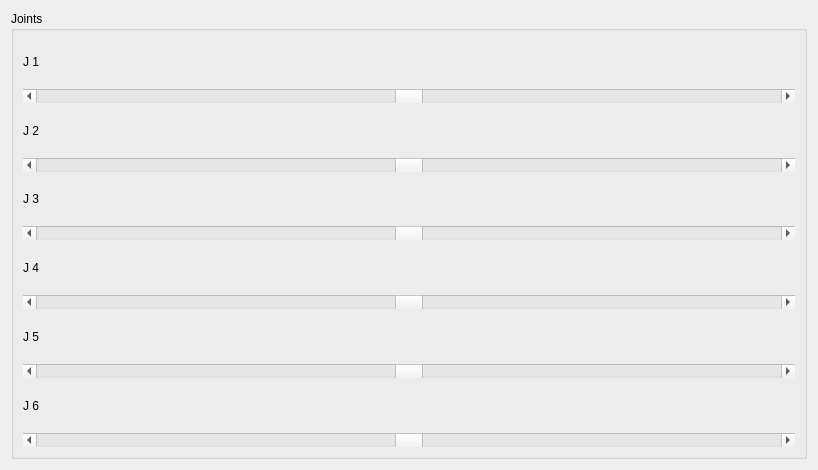
Above: controlswidget.ui from Alex20129/robot_gles before the change. Below: the same form after it.
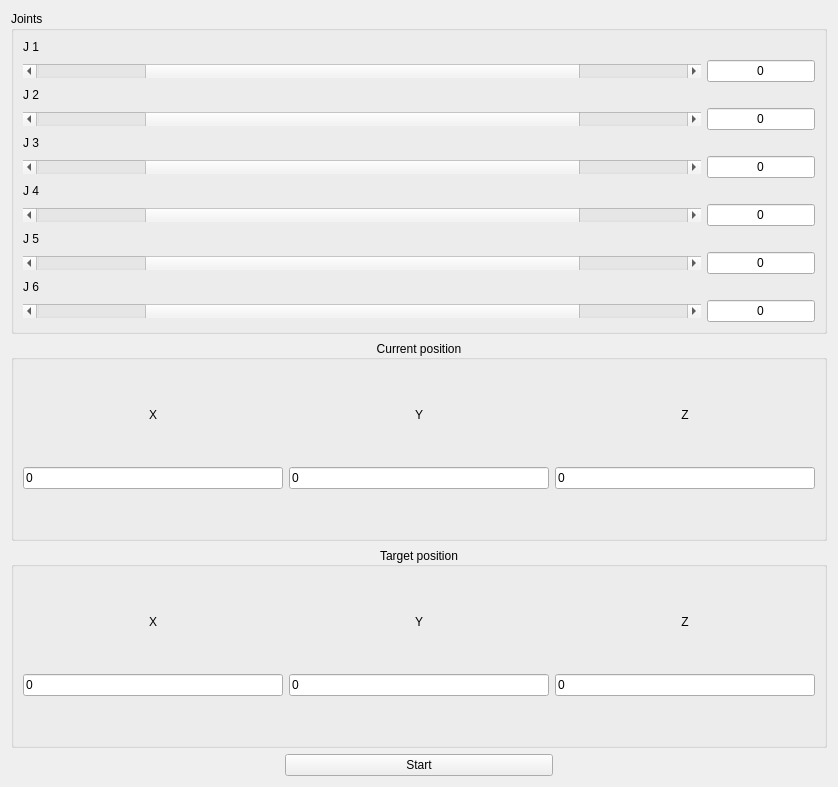
That is the form after the change.

What changed in the file:
```diff
--- a/controlswidget.ui
+++ b/controlswidget.ui
@@ -9,143 +9,492 @@
    <rect>
     <x>0</x>
     <y>0</y>
-    <width>818</width>
-    <height>470</height>
+    <width>838</width>
+    <height>787</height>
    </rect>
   </property>
   <property name="windowTitle">
    <string>Controls</string>
   </property>
   <layout class="QGridLayout" name="gridLayout">
-   <item row="0" column="0">
+   <item row="0" column="0" colspan="3">
     <widget class="QGroupBox" name="groupBox">
      <property name="title">
       <string>Joints</string>
      </property>
-     <layout class="QVBoxLayout" name="verticalLayout_2">
-      <item>
-       <widget class="QLabel" name="label_1">
-        <property name="text">
-         <string>J 1</string>
-        </property>
-       </widget>
-      </item>
-      <item>
-       <widget class="QScrollBar" name="horizontalScrollBar_J0">
-        <property name="minimum">
-         <number>-360</number>
-        </property>
-        <property name="maximum">
-         <number>360</number>
-        </property>
-        <property name="orientation">
-         <enum>Qt::Horizontal</enum>
-        </property>
-       </widget>
-      </item>
-      <item>
-       <widget class="QLabel" name="label_2">
-        <property name="text">
-         <string>J 2</string>
-        </property>
-       </widget>
-      </item>
-      <item>
+     <layout class="QGridLayout" name="gridLayout_4">
+      <item row="3" column="0">
        <widget class="QScrollBar" name="horizontalScrollBar_J1">
+        <property name="sizePolicy">
+         <sizepolicy hsizetype="Expanding" vsizetype="Fixed">
+          <horstretch>0</horstretch>
+          <verstretch>0</verstretch>
+         </sizepolicy>
+        </property>
         <property name="minimum">
-         <number>-360</number>
+         <number>-1</number>
         </property>
         <property name="maximum">
-         <number>360</number>
+         <number>1</number>
+        </property>
+        <property name="pageStep">
+         <number>4</number>
         </property>
         <property name="orientation">
          <enum>Qt::Horizontal</enum>
         </property>
        </widget>
       </item>
-      <item>
-       <widget class="QLabel" name="label_3">
+      <item row="10" column="0">
+       <widget class="QLabel" name="label_6">
         <property name="text">
-         <string>J 3</string>
+         <string>J 6</string>
         </property>
        </widget>
       </item>
-      <item>
+      <item row="5" column="0">
        <widget class="QScrollBar" name="horizontalScrollBar_J2">
+        <property name="sizePolicy">
+         <sizepolicy hsizetype="Expanding" vsizetype="Fixed">
+          <horstretch>0</horstretch>
+          <verstretch>0</verstretch>
+         </sizepolicy>
+        </property>
         <property name="minimum">
-         <number>-360</number>
+         <number>-1</number>
         </property>
         <property name="maximum">
-         <number>360</number>
+         <number>1</number>
         </property>
+        <property name="pageStep">
+         <number>4</number>
+        </property>
         <property name="orientation">
          <enum>Qt::Horizontal</enum>
         </property>
        </widget>
       </item>
-      <item>
-       <widget class="QLabel" name="label_4">
-        <property name="text">
-         <string>J 4</string>
+      <item row="9" column="0">
+       <widget class="QScrollBar" name="horizontalScrollBar_J4">
+        <property name="sizePolicy">
+         <sizepolicy hsizetype="Expanding" vsizetype="Fixed">
+          <horstretch>0</horstretch>
+          <verstretch>0</verstretch>
+         </sizepolicy>
         </property>
-       </widget>
-      </item>
-      <item>
-       <widget class="QScrollBar" name="horizontalScrollBar_J3">
         <property name="minimum">
-         <number>-360</number>
+         <number>-1</number>
         </property>
         <property name="maximum">
-         <number>360</number>
+         <number>1</number>
         </property>
+        <property name="pageStep">
+         <number>4</number>
+        </property>
         <property name="orientation">
          <enum>Qt::Horizontal</enum>
         </property>
        </widget>
       </item>
-      <item>
+      <item row="8" column="0">
        <widget class="QLabel" name="label_5">
         <property name="text">
          <string>J 5</string>
         </property>
        </widget>
       </item>
-      <item>
-       <widget class="QScrollBar" name="horizontalScrollBar_J4">
-        <property name="minimum">
-         <number>-360</number>
-        </property>
-        <property name="maximum">
-         <number>360</number>
-        </property>
-        <property name="orientation">
-         <enum>Qt::Horizontal</enum>
-        </property>
-       </widget>
-      </item>
-      <item>
-       <widget class="QLabel" name="label_6">
-        <property name="text">
-         <string>J 6</string>
-        </property>
-       </widget>
-      </item>
-      <item>
+      <item row="11" column="0">
        <widget class="QScrollBar" name="horizontalScrollBar_J5">
+        <property name="sizePolicy">
+         <sizepolicy hsizetype="Expanding" vsizetype="Fixed">
+          <horstretch>0</horstretch>
+          <verstretch>0</verstretch>
+         </sizepolicy>
+        </property>
         <property name="minimum">
-         <number>-360</number>
+         <number>-1</number>
         </property>
         <property name="maximum">
-         <number>360</number>
+         <number>1</number>
         </property>
+        <property name="pageStep">
+         <number>4</number>
+        </property>
         <property name="orientation">
          <enum>Qt::Horizontal</enum>
         </property>
        </widget>
       </item>
+      <item row="2" column="0">
+       <widget class="QLabel" name="label_2">
+        <property name="text">
+         <string>J 2</string>
+        </property>
+       </widget>
+      </item>
+      <item row="6" column="0">
+       <widget class="QLabel" name="label_4">
+        <property name="text">
+         <string>J 4</string>
+        </property>
+       </widget>
+      </item>
+      <item row="0" column="0">
+       <widget class="QLabel" name="label_1">
+        <property name="text">
+         <string>J 1</string>
+        </property>
+       </widget>
+      </item>
+      <item row="7" column="0">
+       <widget class="QScrollBar" name="horizontalScrollBar_J3">
+        <property name="sizePolicy">
+         <sizepolicy hsizetype="Expanding" vsizetype="Fixed">
+          <horstretch>0</horstretch>
+          <verstretch>0</verstretch>
+         </sizepolicy>
+        </property>
+        <property name="minimum">
+         <number>-1</number>
+        </property>
+        <property name="maximum">
+         <number>1</number>
+        </property>
+        <property name="pageStep">
+         <number>4</number>
+        </property>
+        <property name="orientation">
+         <enum>Qt::Horizontal</enum>
+        </property>
+       </widget>
+      </item>
+      <item row="4" column="0">
+       <widget class="QLabel" name="label_3">
+        <property name="text">
+         <string>J 3</string>
+        </property>
+       </widget>
+      </item>
+      <item row="1" column="0">
+       <widget class="QScrollBar" name="horizontalScrollBar_J0">
+        <property name="sizePolicy">
+         <sizepolicy hsizetype="Expanding" vsizetype="Fixed">
+          <horstretch>0</horstretch>
+          <verstretch>0</verstretch>
+         </sizepolicy>
+        </property>
+        <property name="minimum">
+         <number>-1</number>
+        </property>
+        <property name="maximum">
+         <number>1</number>
+        </property>
+        <property name="singleStep">
+         <number>1</number>
+        </property>
+        <property name="pageStep">
+         <number>4</number>
+        </property>
+        <property name="orientation">
+         <enum>Qt::Horizontal</enum>
+        </property>
+       </widget>
+      </item>
+      <item row="11" column="1">
+       <widget class="QLineEdit" name="lineEdit_j5">
+        <property name="sizePolicy">
+         <sizepolicy hsizetype="Minimum" vsizetype="Fixed">
+          <horstretch>0</horstretch>
+          <verstretch>0</verstretch>
+         </sizepolicy>
+        </property>
+        <property name="text">
+         <string>0</string>
+        </property>
+        <property name="alignment">
+         <set>Qt::AlignCenter</set>
+        </property>
+        <property name="readOnly">
+         <bool>true</bool>
+        </property>
+       </widget>
+      </item>
+      <item row="9" column="1">
+       <widget class="QLineEdit" name="lineEdit_j4">
+        <property name="sizePolicy">
+         <sizepolicy hsizetype="Minimum" vsizetype="Fixed">
+          <horstretch>0</horstretch>
+          <verstretch>0</verstretch>
+         </sizepolicy>
+        </property>
+        <property name="text">
+         <string>0</string>
+        </property>
+        <property name="alignment">
+         <set>Qt::AlignCenter</set>
+        </property>
+        <property name="readOnly">
+         <bool>true</bool>
+        </property>
+       </widget>
+      </item>
+      <item row="7" column="1">
+       <widget class="QLineEdit" name="lineEdit_j3">
+        <property name="sizePolicy">
+         <sizepolicy hsizetype="Minimum" vsizetype="Fixed">
+          <horstretch>0</horstretch>
+          <verstretch>0</verstretch>
+         </sizepolicy>
+        </property>
+        <property name="text">
+         <string>0</string>
+        </property>
+        <property name="alignment">
+         <set>Qt::AlignCenter</set>
+        </property>
+        <property name="readOnly">
+         <bool>true</bool>
+        </property>
+       </widget>
+      </item>
+      <item row="5" column="1">
+       <widget class="QLineEdit" name="lineEdit_j2">
+        <property name="sizePolicy">
+         <sizepolicy hsizetype="Minimum" vsizetype="Fixed">
+          <horstretch>0</horstretch>
+          <verstretch>0</verstretch>
+         </sizepolicy>
+        </property>
+        <property name="text">
+         <string>0</string>
+        </property>
+        <property name="alignment">
+         <set>Qt::AlignCenter</set>
+        </property>
+        <property name="readOnly">
+         <bool>true</bool>
+        </property>
+       </widget>
+      </item>
+      <item row="3" column="1">
+       <widget class="QLineEdit" name="lineEdit_j1">
+        <property name="sizePolicy">
+         <sizepolicy hsizetype="Minimum" vsizetype="Fixed">
+          <horstretch>0</horstretch>
+          <verstretch>0</verstretch>
+         </sizepolicy>
+        </property>
+        <property name="text">
+         <string>0</string>
+        </property>
+        <property name="alignment">
+         <set>Qt::AlignCenter</set>
+        </property>
+        <property name="readOnly">
+         <bool>true</bool>
+        </property>
+       </widget>
+      </item>
+      <item row="1" column="1">
+       <widget class="QLineEdit" name="lineEdit_j0">
+        <property name="sizePolicy">
+         <sizepolicy hsizetype="Minimum" vsizetype="Fixed">
+          <horstretch>0</horstretch>
+          <verstretch>0</verstretch>
+         </sizepolicy>
+        </property>
+        <property name="text">
+         <string>0</string>
+        </property>
+        <property name="alignment">
+         <set>Qt::AlignCenter</set>
+        </property>
+        <property name="readOnly">
+         <bool>true</bool>
+        </property>
+       </widget>
+      </item>
      </layout>
     </widget>
    </item>
+   <item row="3" column="0" colspan="3">
+    <widget class="QGroupBox" name="groupBox_3">
+     <property name="title">
+      <string>Current position</string>
+     </property>
+     <property name="alignment">
+      <set>Qt::AlignCenter</set>
+     </property>
+     <layout class="QGridLayout" name="gridLayout_3">
+      <item row="1" column="2">
+       <widget class="QLineEdit" name="lineEdit_current_z">
+        <property name="text">
+         <string>0</string>
+        </property>
+        <property name="readOnly">
+         <bool>true</bool>
+        </property>
+       </widget>
+      </item>
+      <item row="1" column="1">
+       <widget class="QLineEdit" name="lineEdit_current_y">
+        <property name="text">
+         <string>0</string>
+        </property>
+        <property name="readOnly">
+         <bool>true</bool>
+        </property>
+       </widget>
+      </item>
+      <item row="0" column="2">
+       <widget class="QLabel" name="label_8">
+        <property name="sizePolicy">
+         <sizepolicy hsizetype="Preferred" vsizetype="Fixed">
+          <horstretch>0</horstretch>
+          <verstretch>0</verstretch>
+         </sizepolicy>
+        </property>
+        <property name="text">
+         <string>Z</string>
+        </property>
+        <property name="alignment">
+         <set>Qt::AlignCenter</set>
+        </property>
+       </widget>
+      </item>
+      <item row="0" column="0">
+       <widget class="QLabel" name="label">
+        <property name="sizePolicy">
+         <sizepolicy hsizetype="Preferred" vsizetype="Fixed">
+          <horstretch>0</horstretch>
+          <verstretch>0</verstretch>
+         </sizepolicy>
+        </property>
+        <property name="text">
+         <string>X</string>
+        </property>
+        <property name="alignment">
+         <set>Qt::AlignCenter</set>
+        </property>
+       </widget>
+      </item>
+      <item row="0" column="1">
+       <widget class="QLabel" name="label_7">
+        <property name="sizePolicy">
+         <sizepolicy hsizetype="Preferred" vsizetype="Fixed">
+          <horstretch>0</horstretch>
+          <verstretch>0</verstretch>
+         </sizepolicy>
+        </property>
+        <property name="text">
+         <string>Y</string>
+        </property>
+        <property name="alignment">
+         <set>Qt::AlignCenter</set>
+        </property>
+       </widget>
+      </item>
+      <item row="1" column="0">
+       <widget class="QLineEdit" name="lineEdit_current_x">
+        <property name="text">
+         <string>0</string>
+        </property>
+        <property name="readOnly">
+         <bool>true</bool>
+        </property>
+       </widget>
+      </item>
+     </layout>
+    </widget>
+   </item>
+   <item row="4" column="0" colspan="3">
+    <widget class="QGroupBox" name="groupBox_2">
+     <property name="title">
+      <string>Target position</string>
+     </property>
+     <property name="alignment">
+      <set>Qt::AlignCenter</set>
+     </property>
+     <layout class="QGridLayout" name="gridLayout_2">
+      <item row="1" column="1">
+       <widget class="QLineEdit" name="lineEdit_target_x">
+        <property name="text">
+         <string>0</string>
+        </property>
+       </widget>
+      </item>
+      <item row="1" column="3">
+       <widget class="QLineEdit" name="lineEdit_target_y">
+        <property name="text">
+         <string>0</string>
+        </property>
+       </widget>
+      </item>
+      <item row="1" column="5">
+       <widget class="QLineEdit" name="lineEdit_target_z">
+        <property name="text">
+         <string>0</string>
+        </property>
+       </widget>
+      </item>
+      <item row="0" column="1">
+       <widget class="QLabel" name="label_9">
+        <property name="sizePolicy">
+         <sizepolicy hsizetype="Preferred" vsizetype="Fixed">
+          <horstretch>0</horstretch>
+          <verstretch>0</verstretch>
+         </sizepolicy>
+        </property>
+        <property name="text">
+         <string>X</string>
+        </property>
+        <property name="alignment">
+         <set>Qt::AlignCenter</set>
+        </property>
+       </widget>
+      </item>
+      <item row="0" column="3">
+       <widget class="QLabel" name="label_10">
+        <property name="sizePolicy">
+         <sizepolicy hsizetype="Preferred" vsizetype="Fixed">
+          <horstretch>0</horstretch>
+          <verstretch>0</verstretch>
+         </sizepolicy>
+        </property>
+        <property name="text">
+         <string>Y</string>
+        </property>
+        <property name="alignment">
+         <set>Qt::AlignCenter</set>
+        </property>
+       </widget>
+      </item>
+      <item row="0" column="5">
+       <widget class="QLabel" name="label_11">
+        <property name="sizePolicy">
+         <sizepolicy hsizetype="Preferred" vsizetype="Fixed">
+          <horstretch>0</horstretch>
+          <verstretch>0</verstretch>
+         </sizepolicy>
+        </property>
+        <property name="text">
+         <string>Z</string>
+        </property>
+        <property name="alignment">
+         <set>Qt::AlignCenter</set>
+        </property>
+       </widget>
+      </item>
+     </layout>
+    </widget>
+   </item>
+   <item row="5" column="1">
+    <widget class="QPushButton" name="pushButton_solve_ik">
+     <property name="text">
+      <string>Start</string>
+     </property>
+    </widget>
+   </item>
   </layout>
  </widget>
  <resources/>
```
